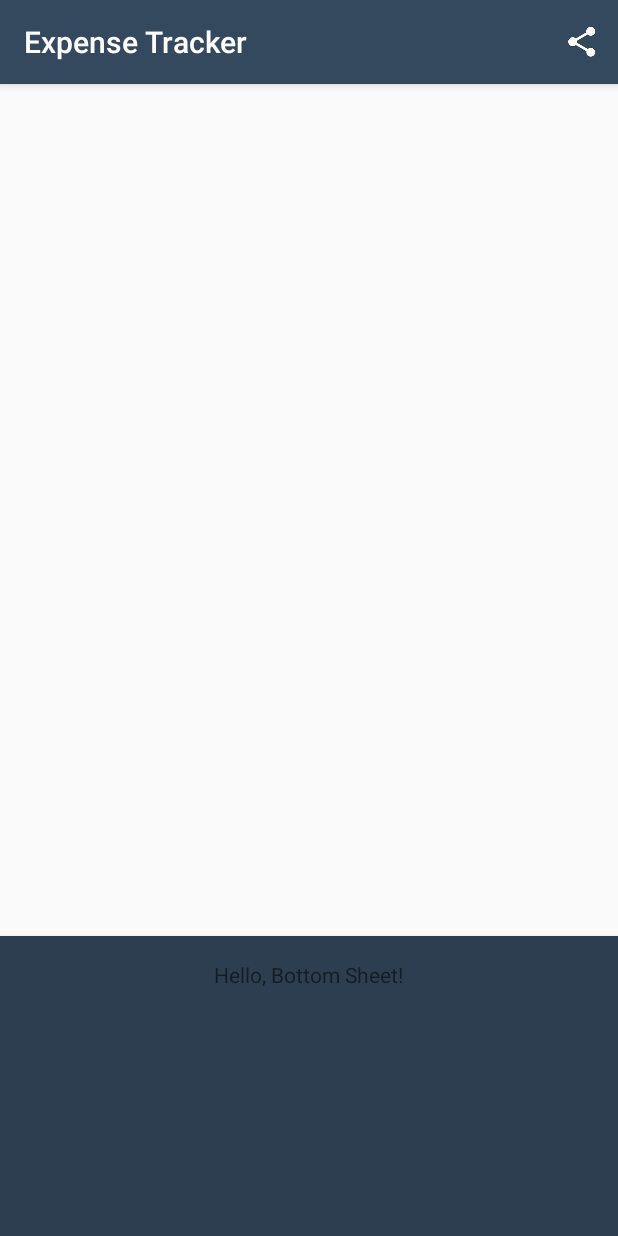
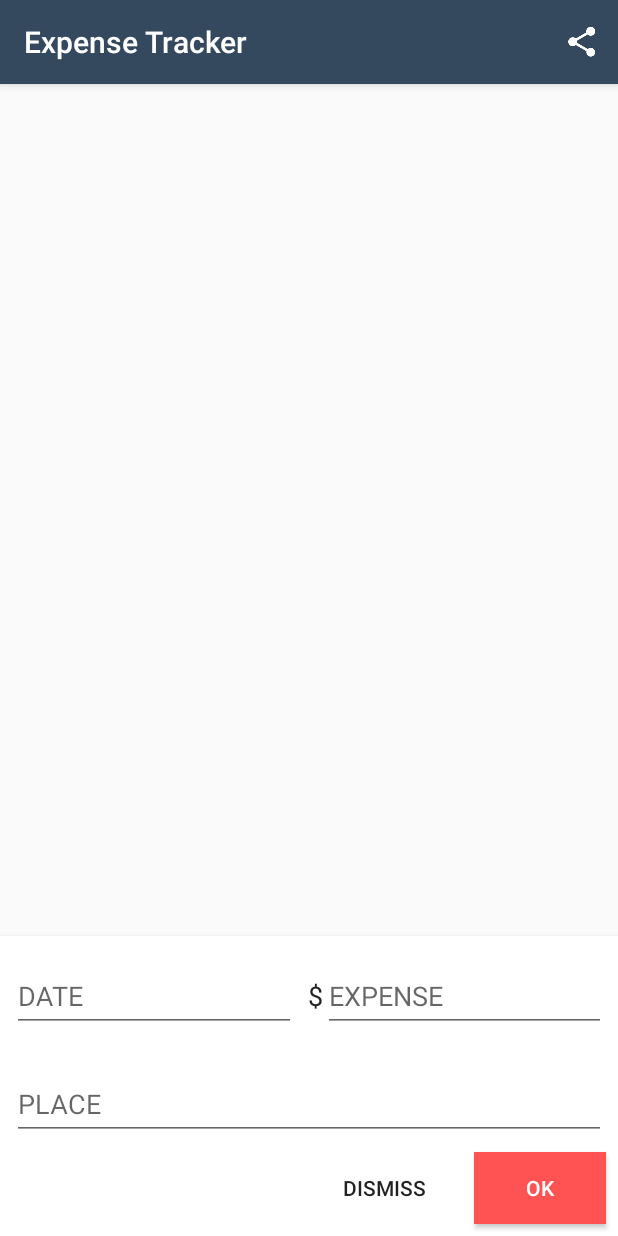
Before and after one commit to Songroid/Capstone-Project, an Android app: the screen it shows after launch (MainActivity), after a tap on an icon or button, on a phone screen of 412 x 824 dp. Run offline under Robolectric (Android 15) with nearby library versions, the phone set to English and light mode, and no system bars; our stand-ins replace ButterKnife.

Commit message:
Added date picker and related styles

```diff
--- a/ExpenseTracker/app/src/main/java/com/songjin/expensetracker/MainActivity.java
+++ b/ExpenseTracker/app/src/main/java/com/songjin/expensetracker/MainActivity.java
@@ -1,5 +1,7 @@
 package com.songjin.expensetracker;
 
+import android.app.Activity;
+import android.app.DatePickerDialog;
 import android.graphics.Rect;
 import android.support.annotation.NonNull;
 import android.support.design.widget.BottomSheetBehavior;
@@ -10,7 +12,14 @@ import android.support.v7.widget.Toolbar;
 import android.view.Menu;
 import android.view.MotionEvent;
 import android.view.View;
+import android.view.inputmethod.InputMethodManager;
+import android.widget.DatePicker;
+import android.widget.EditText;
 import android.widget.FrameLayout;
+
+import java.text.SimpleDateFormat;
+import java.util.Calendar;
+import java.util.Locale;
 
 import butterknife.BindString;
 import butterknife.BindView;
@@ -19,15 +28,15 @@ import butterknife.ButterKnife;
 public class MainActivity extends AppCompatActivity {
 
     private BottomSheetBehavior behavior;
+    private DatePickerDialog.OnDateSetListener dateListener;
+    private Calendar calendar;
 
-    @BindView(R.id.main_toolbar)
-    Toolbar toolbar;
-    @BindView(R.id.addExpenseBottomSheet)
-    FrameLayout bottomSheet;
-    @BindView(R.id.fab)
-    FloatingActionButton fab;
-    @BindString(R.string.app_name)
-    String appName;
+    @BindView(R.id.main_toolbar) Toolbar toolbar;
+    @BindView(R.id.addExpenseBottomSheet) FrameLayout bottomSheet;
+    @BindView(R.id.fab) FloatingActionButton fab;
+    @BindView(R.id.edittext_date) EditText editTextDate;
+
+    @BindString(R.string.app_name) String appName;
 
     @Override
     protected void onCreate(Bundle savedInstanceState) {
@@ -35,9 +44,11 @@ public class MainActivity extends AppCompatActivity {
         setContentView(R.layout.activity_main);
         ButterKnife.bind(this);
 
+        // toolbar setup
         setSupportActionBar(toolbar);
         toolbar.setTitle(appName);
 
+        // bottom layout setup
         behavior = BottomSheetBehavior.from(bottomSheet);
         behavior.setState(BottomSheetBehavior.STATE_HIDDEN);
         behavior.setBottomSheetCallback(new BottomSheetBehavior.BottomSheetCallback() {
@@ -45,8 +56,7 @@ public class MainActivity extends AppCompatActivity {
             public void onStateChanged(@NonNull View bottomSheet, int newState) {
                 if (newState == BottomSheetBehavior.STATE_DRAGGING) {
                     behavior.setState(BottomSheetBehavior.STATE_EXPANDED);
-                }
-                if (newState == BottomSheetBehavior.STATE_SETTLING) {
+                } else if (newState == BottomSheetBehavior.STATE_HIDDEN) {
                     fab.show();
                 }
             }
@@ -57,6 +67,7 @@ public class MainActivity extends AppCompatActivity {
             }
         });
 
+        // fab setup
         fab.setOnClickListener(new View.OnClickListener() {
             @Override
             public void onClick(View view) {
@@ -64,10 +75,28 @@ public class MainActivity extends AppCompatActivity {
                     behavior.setState(BottomSheetBehavior.STATE_EXPANDED);
                     fab.hide();
                 } else {
-                    behavior.setState(BottomSheetBehavior.STATE_COLLAPSED);
+                    behavior.setState(BottomSheetBehavior.STATE_EXPANDED);
                 }
             }
         });
+
+        // date picker setup
+        calendar = Calendar.getInstance();
+
+        dateListener = new DatePickerDialog.OnDateSetListener() {
+            @Override
+            public void onDateSet(DatePicker view, int year, int month, int dayOfMonth) {
+                calendar.set(Calendar.YEAR, year);
+                calendar.set(Calendar.MONTH, month);
+                calendar.set(Calendar.DAY_OF_MONTH, dayOfMonth);
+
+                // update label
+                String myFormat = "MM/dd/yy";
+                SimpleDateFormat sdf = new SimpleDateFormat(myFormat, Locale.US);
+
+                editTextDate.setText(sdf.format(calendar.getTime()));
+            }
+        };
     }
 
     @Override
@@ -94,10 +123,28 @@ public class MainActivity extends AppCompatActivity {
                 bottomSheet.getGlobalVisibleRect(outRect);
 
                 if(!outRect.contains((int)event.getRawX(), (int)event.getRawY())) {
-                    behavior.setState(BottomSheetBehavior.STATE_HIDDEN);
+                    onDismissClicked(getWindow().getDecorView().getRootView());
                 }
             }
         }
         return super.dispatchTouchEvent(event);
     }
+
+    public void onOkClicked(View v) {
+        onDismissClicked(v);
+    }
+
+    public void onDismissClicked(View v) {
+        behavior.setState(BottomSheetBehavior.STATE_HIDDEN);
+        InputMethodManager imm = (InputMethodManager) getSystemService(Activity.INPUT_METHOD_SERVICE);
+        if (imm.isActive()) {
+            imm.hideSoftInputFromWindow(v.getWindowToken(), 0);
+        }
+    }
+
+    public void onDateClicked(View v) {
+        new DatePickerDialog(MainActivity.this, dateListener, calendar.get(Calendar.YEAR),
+                             calendar.get(Calendar.MONTH), calendar.get(Calendar.DAY_OF_MONTH))
+                            .show();
+    }
 }
--- a/ExpenseTracker/app/src/main/res/layout/activity_main.xml
+++ b/ExpenseTracker/app/src/main/res/layout/activity_main.xml
@@ -35,23 +35,18 @@
         android:layout_gravity="bottom|end"
         android:layout_width="wrap_content"
         android:layout_height="wrap_content"
-        android:layout_margin="16dp"/>
+        android:layout_margin="@dimen/edge_margin"/>
 
     <FrameLayout
         android:id="@+id/addExpenseBottomSheet"
         app:layout_behavior="@string/bottom_sheet_behavior"
         app:behavior_hideable="true"
-        android:elevation="@dimen/design_appbar_elevation"
-        android:background="@color/colorPrimaryDark"
+        android:background="@android:color/white"
+        android:elevation="4dp"
         android:layout_width="match_parent"
-        android:layout_height="200dp">
+        android:layout_height="@dimen/bottom_sheet_height">
 
-        <android.support.v7.widget.AppCompatTextView
-            android:layout_gravity="center|top"
-            android:text="Hello, Bottom Sheet!"
-            android:padding="16dp"
-            android:layout_width="wrap_content"
-            android:layout_height="wrap_content" />
+        <include layout="@layout/bottom_sheet_content" />
 
     </FrameLayout>
 
--- /dev/null
+++ b/ExpenseTracker/app/src/main/res/layout/bottom_sheet_content.xml
@@ -0,0 +1,95 @@
+<?xml version="1.0" encoding="utf-8"?>
+<RelativeLayout xmlns:android="http://schemas.android.com/apk/res/android"
+    android:id="@+id/bottom_sheet_holder"
+    android:orientation="vertical"
+    android:layout_width="match_parent"
+    android:layout_height="match_parent">
+
+    <android.support.v7.widget.AppCompatButton
+        android:id="@+id/bottom_sheet_ok"
+        android:text="@string/ok"
+        android:onClick="onOkClicked"
+        android:layout_alignParentEnd="true"
+        android:textColor="@android:color/white"
+        android:background="@color/colorAccent"
+        style="@style/BottomSheetButton"/>
+
+    <android.support.v7.widget.AppCompatButton
+        android:id="@+id/bottom_sheet_dismiss"
+        android:text="@string/dismiss"
+        android:onClick="onDismissClicked"
+        android:background="?android:attr/selectableItemBackground"
+        android:layout_toStartOf="@id/bottom_sheet_ok"
+        style="@style/BottomSheetButton"/>
+
+    <LinearLayout
+        android:id="@+id/bottom_sheet_first_liner"
+        android:layout_margin="@dimen/edge_margin_small"
+        android:layout_alignParentTop="true"
+        android:layout_width="match_parent"
+        android:layout_height="wrap_content"
+        android:orientation="horizontal"
+        android:baselineAligned="false">
+
+        <android.support.design.widget.TextInputLayout
+            android:id="@+id/bottom_sheet_date"
+            android:layout_weight="1"
+            android:layout_width="match_parent"
+            android:layout_height="wrap_content">
+
+            <EditText
+                android:id="@+id/edittext_date"
+                android:onClick="onDateClicked"
+                android:layout_width="match_parent"
+                android:layout_height="wrap_content"
+                android:hint="@string/date"
+                android:focusable="false"
+                android:focusableInTouchMode="false"/>
+
+        </android.support.design.widget.TextInputLayout>
+
+        <View
+            android:layout_width="@dimen/edge_margin_small"
+            android:layout_height="0dp"/>
+
+        <TextView
+            android:text="@string/dollar"
+            android:layout_gravity="bottom"
+            android:paddingBottom="12dp"
+            android:textAppearance="@android:style/TextAppearance.Medium"
+            android:layout_width="wrap_content"
+            android:layout_height="wrap_content" />
+
+        <android.support.design.widget.TextInputLayout
+            android:id="@+id/bottom_sheet_expense"
+            android:layout_weight="1"
+            android:layout_width="match_parent"
+            android:layout_height="wrap_content">
+
+            <EditText
+                android:id="@+id/edittext_expense"
+                android:layout_width="match_parent"
+                android:layout_height="wrap_content"
+                android:hint="@string/expense"
+                android:inputType="numberDecimal" />
+
+        </android.support.design.widget.TextInputLayout>
+
+    </LinearLayout>
+
+    <android.support.design.widget.TextInputLayout
+        android:layout_below="@id/bottom_sheet_first_liner"
+        android:layout_margin="@dimen/edge_margin_small"
+        android:layout_width="match_parent"
+        android:layout_height="wrap_content">
+
+        <EditText
+            android:id="@+id/edittext_address"
+            android:layout_width="match_parent"
+            android:layout_height="wrap_content"
+            android:hint="@string/place"
+            android:inputType="textPostalAddress" />
+
+    </android.support.design.widget.TextInputLayout>
+
+</RelativeLayout>
--- a/ExpenseTracker/app/src/main/res/values/colors.xml
+++ b/ExpenseTracker/app/src/main/res/values/colors.xml
@@ -2,5 +2,5 @@
 <resources>
     <color name="colorPrimary">#34495e</color>
     <color name="colorPrimaryDark">#2c3e50</color>
-    <color name="colorAccent">#e74c3c</color>
+    <color name="colorAccent">#ff5252</color>
 </resources>
--- /dev/null
+++ b/ExpenseTracker/app/src/main/res/values/dimens.xml
@@ -0,0 +1,7 @@
+<?xml version="1.0" encoding="utf-8"?>
+<resources>
+    <dimen name="edge_margin">16dp</dimen>
+    <dimen name="edge_margin_small">8dp</dimen>
+    <dimen name="bottom_sheet_height">200dp</dimen>
+    <dimen name="bottom_sheet_border_height">2dp</dimen>
+</resources>
--- a/ExpenseTracker/app/src/main/res/values/strings.xml
+++ b/ExpenseTracker/app/src/main/res/values/strings.xml
@@ -1,4 +1,10 @@
 <resources>
     <string name="app_name">Expense Tracker</string>
     <string name="toolbar_share">Share</string>
+    <string name="ok">OK</string>
+    <string name="dismiss">dismiss</string>
+    <string name="date">DATE</string>
+    <string name="expense">EXPENSE</string>
+    <string name="place">PLACE</string>
+    <string name="dollar">$</string>
 </resources>
--- a/ExpenseTracker/app/src/main/res/values/styles.xml
+++ b/ExpenseTracker/app/src/main/res/values/styles.xml
@@ -10,4 +10,11 @@
         <item name="colorAccent">@color/colorAccent</item>
     </style>
 
+    <style name="BottomSheetButton">
+        <item name="android:layout_margin">@dimen/edge_margin_small</item>
+        <item name="android:layout_alignParentBottom">true</item>
+        <item name="android:layout_width">wrap_content</item>
+        <item name="android:layout_height">wrap_content</item>
+    </style>
+
 </resources>
```
